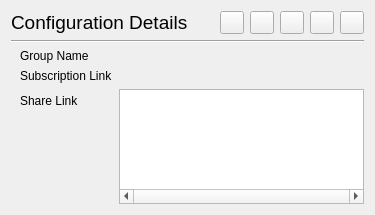
Qv2ray/Qv2ray, file src/ui/widgets/ConnectionInfoWidget.ui: the form before one commit.
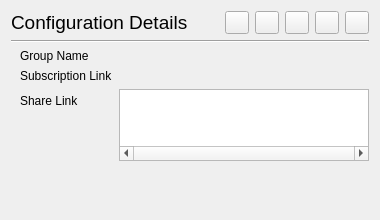
The form after the commit. The open tabs and pages were chosen to show the change. Icons and pictures are not drawn.

Commit message: add: ignored link starts with # and // when importing

The edit to the form file:
```diff
--- a/src/ui/widgets/ConnectionInfoWidget.ui
+++ b/src/ui/widgets/ConnectionInfoWidget.ui
@@ -6,8 +6,8 @@
    <rect>
     <x>0</x>
     <y>0</y>
-    <width>375</width>
-    <height>215</height>
+    <width>380</width>
+    <height>220</height>
    </rect>
   </property>
   <property name="sizePolicy">
@@ -16,6 +16,12 @@
     <verstretch>0</verstretch>
    </sizepolicy>
   </property>
+  <property name="minimumSize">
+   <size>
+    <width>1</width>
+    <height>1</height>
+   </size>
+  </property>
   <property name="mouseTracking">
    <bool>true</bool>
   </property>
@@ -390,7 +396,7 @@
        <item row="2" column="1">
         <widget class="QPlainTextEdit" name="groupShareTxt">
          <property name="sizePolicy">
-          <sizepolicy hsizetype="MinimumExpanding" vsizetype="MinimumExpanding">
+          <sizepolicy hsizetype="MinimumExpanding" vsizetype="Preferred">
            <horstretch>0</horstretch>
            <verstretch>0</verstretch>
           </sizepolicy>
```
The commit also changes 2 other files.
